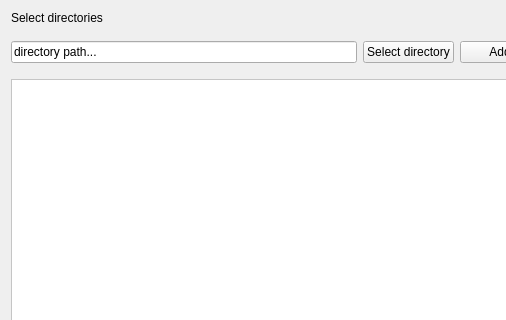
The window that main_widget.ui (IvanGusevGit/duplicate_finder) describes before a commit, drawn with Qt 5; both pictures show x 0 to 506 and y 0 to 320 of the 637 by 464 pixel window.
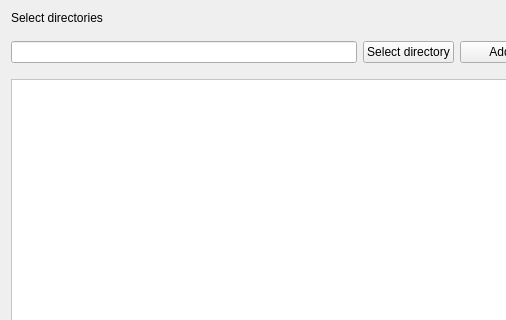
The same window after the commit.

The edit to the form file:
```diff
--- a/main_widget.ui
+++ b/main_widget.ui
@@ -80,7 +80,7 @@
         <string notr="true"/>
        </property>
        <property name="text">
-        <string>directory path...</string>
+        <string/>
        </property>
       </widget>
      </item>
```
